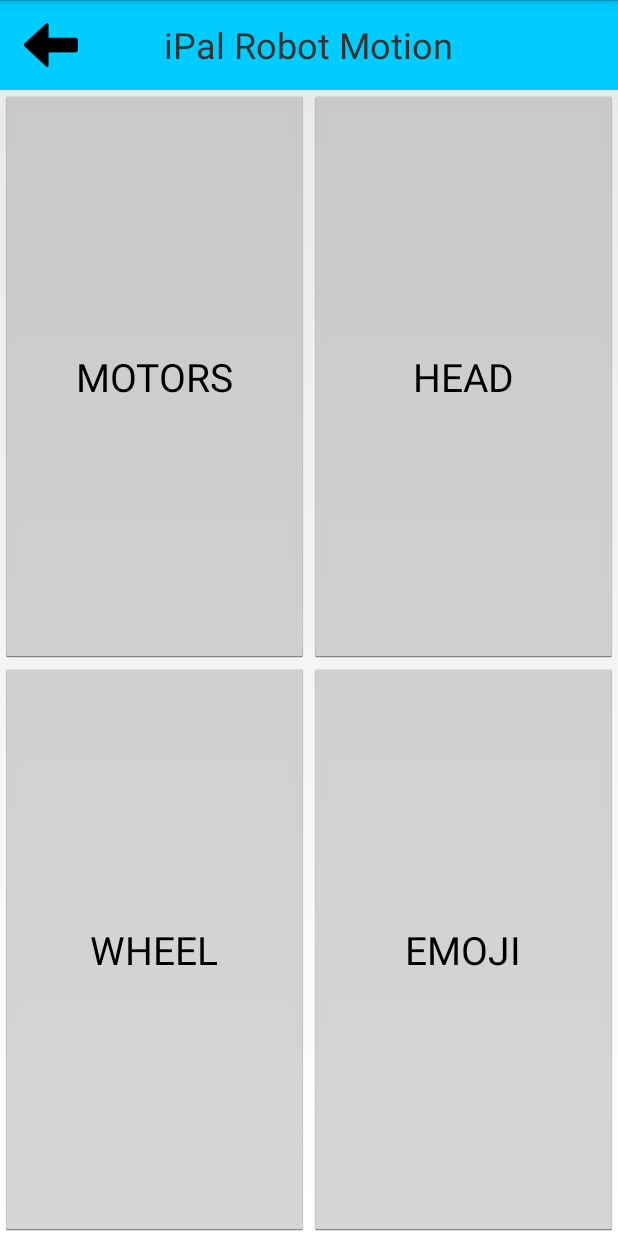
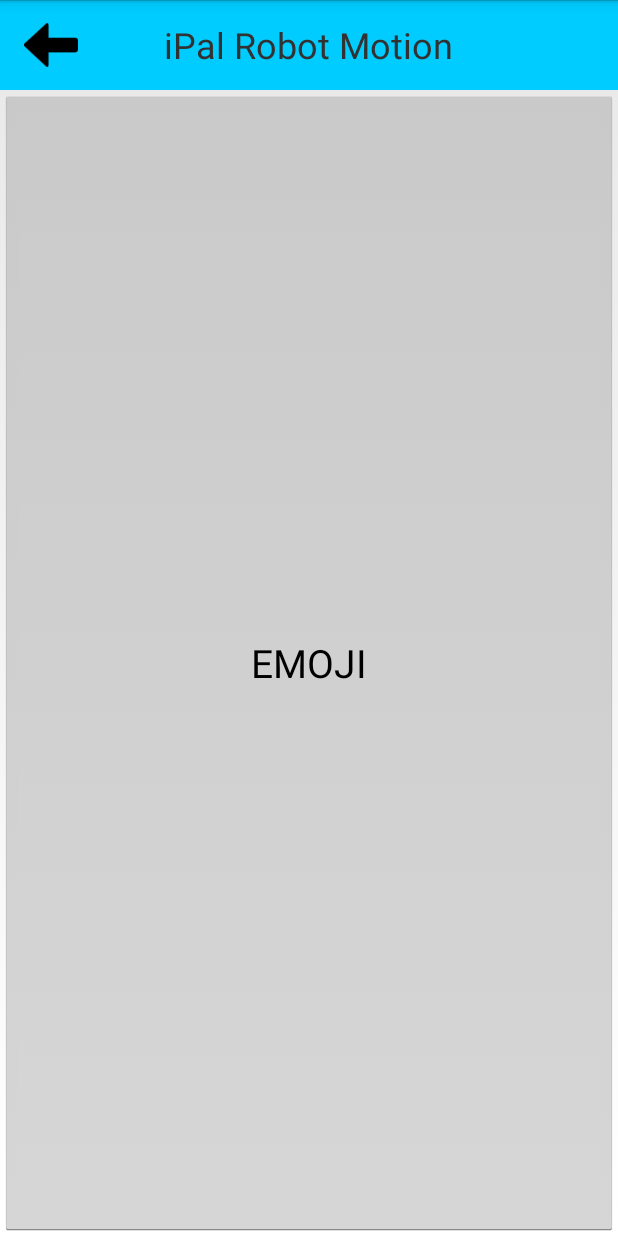
Before and after one commit to Jake-Holmes/narrabeen-srs, an Android app: the screen it shows after launch (MainActivity), on a phone screen of 412 x 824 dp. Run offline under Robolectric (Android 15) with nearby library versions, the phone set to English and light mode, and no system bars.

Commit message:
modified layout

```diff
--- a/robot/app/src/main/java/com/example/avatarmind/robotmotion/MainActivity.java
+++ b/robot/app/src/main/java/com/example/avatarmind/robotmotion/MainActivity.java
@@ -35,17 +35,17 @@ public class MainActivity extends Activity implements View.OnClickListener {
         setContentView(R.layout.activity_main);
 
         mTitleBack = (ImageView) findViewById(R.id.common_title_back);
-        mBtnMotors = (Button) findViewById(R.id.main_motors);
-        mBtnHead = (Button) findViewById(R.id.main_head);
-        mBtnWheel = (Button) findViewById(R.id.main_wheel);
+        //mBtnMotors = (Button) findViewById(R.id.main_motors);
+        //mBtnHead = (Button) findViewById(R.id.main_head);
+        //mBtnWheel = (Button) findViewById(R.id.main_wheel);
         mBtnEmoji = (Button) findViewById(R.id.main_emoji);
     }
 
     private void initListener() {
         mTitleBack.setOnClickListener(this);
-        mBtnMotors.setOnClickListener(this);
-        mBtnHead.setOnClickListener(this);
-        mBtnWheel.setOnClickListener(this);
+        //mBtnMotors.setOnClickListener(this);
+        //mBtnHead.setOnClickListener(this);
+        //mBtnWheel.setOnClickListener(this);
         mBtnEmoji.setOnClickListener(this);
     }
 
--- a/robot/app/src/main/res/layout/activity_main.xml
+++ b/robot/app/src/main/res/layout/activity_main.xml
@@ -7,41 +7,11 @@
 
     <include layout="@layout/common_title" />
 
-    <LinearLayout
-        android:layout_width="match_parent"
-        android:layout_height="0dp"
-        android:layout_weight="1">
-
-        <Button
-            android:id="@+id/main_motors"
-            android:layout_width="0dp"
-            android:layout_height="match_parent"
-            android:layout_weight="1"
-            android:text="@string/unit_motors"
-            android:textSize="@dimen/text_size" />
-
-        <Button
-            android:id="@+id/main_head"
-            android:layout_width="0dp"
-            android:layout_height="match_parent"
-            android:layout_weight="1"
-            android:text="@string/unit_head"
-            android:textSize="@dimen/text_size" />
-
-    </LinearLayout>
 
     <LinearLayout
         android:layout_width="match_parent"
         android:layout_height="0dp"
         android:layout_weight="1">
-
-        <Button
-            android:id="@+id/main_wheel"
-            android:layout_width="0dp"
-            android:layout_height="match_parent"
-            android:layout_weight="1"
-            android:text="@string/unit_wheel"
-            android:textSize="@dimen/text_size" />
 
         <Button
             android:id="@+id/main_emoji"
```
Also changed, not shown: 1 other file.
